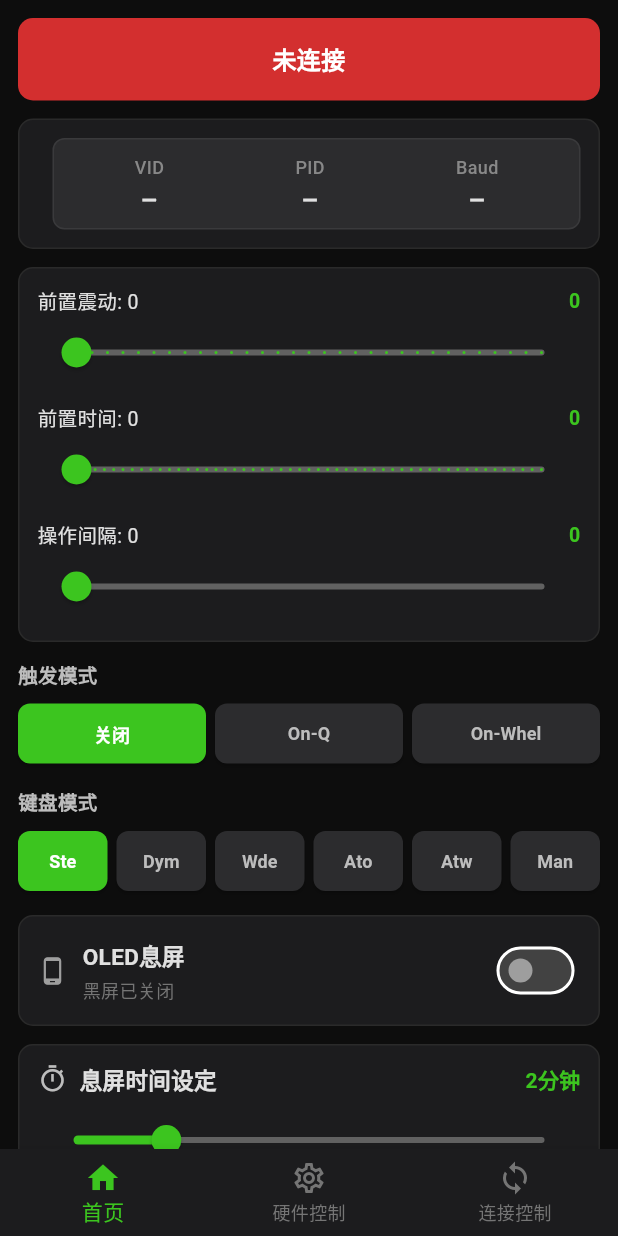
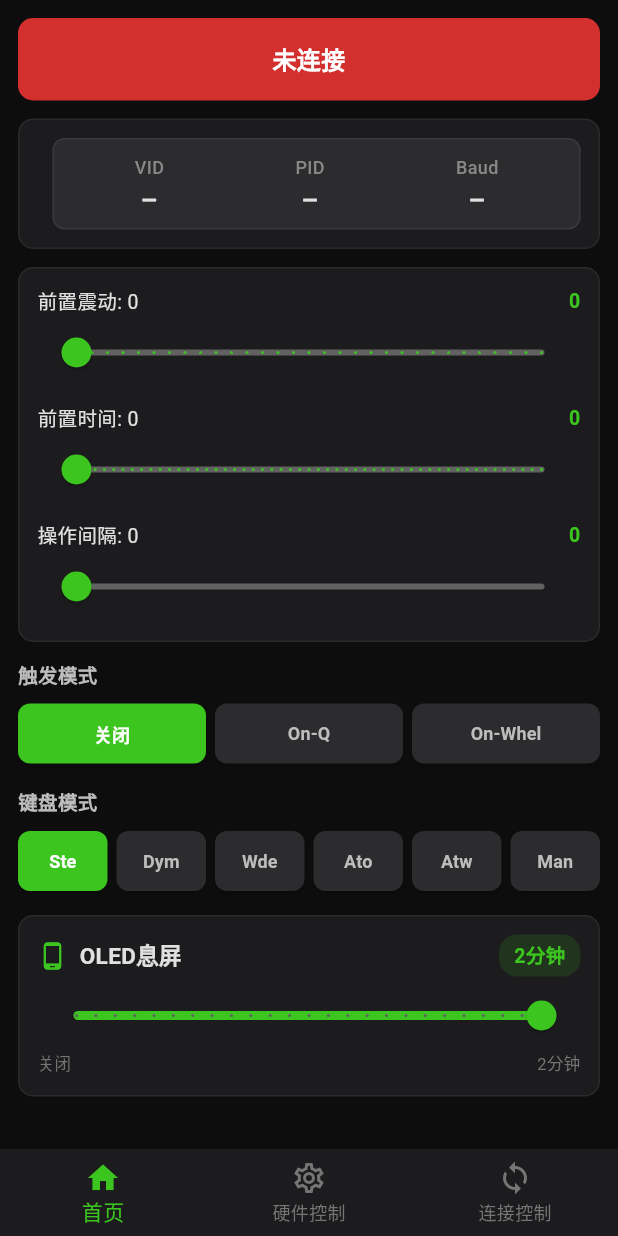
Before and after one commit to tobycroft/flutter_tuuzkb, a Flutter app: the screen it shows after launch, on a phone screen of 412 x 824 dp. Run offline on Flutter 3.47's test engine with Material 3 defaults, Android fonts, the phone set to English and light mode, and no system bars; our stand-ins replace shared_preferences, wakelock_plus.

Commit message:
refactor: OLED息屏开关与时间设定合并为统一滑块控件
- 范围0-120秒，步进5秒，0=关闭/＞0=开启
- setBlackScreenDelay自动管理oledBlackScreen开关状态
- loadBlackScreenDelay支持0作为有效值
- 移除独立的_OledBlackScreenToggle组件，界面更紧凑

```diff
--- a/lib/pages/home_page.dart
+++ b/lib/pages/home_page.dart
@@ -153,16 +153,7 @@ class _HomePageState extends State<HomePage> {
               ),
               const SizedBox(height: 12),
 
-              // OLED black screen toggle
-              _OledBlackScreenToggle(
-                isEnabled: ws.oledBlackScreen,
-                onToggle: (v) {
-                  ws.oledBlackScreen = v;
-                },
-              ),
-              const SizedBox(height: 12),
-
-              // Black screen delay slider
+              // OLED black screen unified control
               _BlackScreenDelaySlider(
                 delaySeconds: ws.blackScreenDelaySeconds,
                 onChanged: (v) {
@@ -655,78 +646,13 @@ class _ModeButton extends StatelessWidget {
   }
 }
 
-class _OledBlackScreenToggle extends StatelessWidget {
-  final bool isEnabled;
-  final Function(bool) onToggle;
-
-  const _OledBlackScreenToggle({
-    required this.isEnabled,
-    required this.onToggle,
-  });
-
-  @override
-  Widget build(BuildContext context) {
-    return Container(
-      padding: EdgeInsets.all(12),
-      decoration: BoxDecoration(
-        color: Color(0xFF1C1C1E),
-        border: Border.all(color: Color(0xFF2A2A2A)),
-        borderRadius: BorderRadius.circular(10),
-      ),
-      child: Row(
-        mainAxisAlignment: MainAxisAlignment.spaceBetween,
-        children: [
-          Row(
-            children: [
-              Icon(
-                Icons.phone_android,
-                color: isEnabled ? Color(0xFF3CC51F) : Colors.grey[500],
-                size: 20,
-              ),
-              SizedBox(width: 10),
-              Column(
-                crossAxisAlignment: CrossAxisAlignment.start,
-                children: [
-                  Text(
-                    'OLED息屏',
-                    style: TextStyle(
-                      color: Colors.grey[300],
-                      fontSize: 15,
-                      fontWeight: FontWeight.w600,
-                    ),
-                  ),
-                  SizedBox(height: 2),
-                  Text(
-                    isEnabled ? '黑屏已开启' : '黑屏已关闭',
-                    style: TextStyle(
-                      color: isEnabled ? Color(0xFF3CC51F) : Colors.grey[600],
-                      fontSize: 12,
-                    ),
-                  ),
-                ],
-              ),
-            ],
-          ),
-          Switch(
-            value: isEnabled,
-            onChanged: onToggle,
-            activeColor: Color(0xFF3CC51F),
-            activeTrackColor: Color(0xFF3CC51F).withValues(alpha: 0.3),
-            inactiveThumbColor: Colors.grey[500],
-            inactiveTrackColor: Colors.grey[800],
-          ),
-        ],
-      ),
-    );
-  }
-}
-
 class _BlackScreenDelaySlider extends StatelessWidget {
   final int delaySeconds;
   final Function(int) onChanged;
 
-  static const int _minSeconds = 5;
-  static const int _maxSeconds = 600;
+  static const int _minSeconds = 0;
+  static const int _maxSeconds = 120;
+  static const int _step = 5;
 
   const _BlackScreenDelaySlider({
     required this.delaySeconds,
@@ -734,6 +660,7 @@ class _BlackScreenDelaySlider extends StatelessWidget {
   });
 
   String _formatDuration(int totalSeconds) {
+    if (totalSeconds == 0) return '关闭';
     if (totalSeconds < 60) {
       return '${totalSeconds}秒';
     }
@@ -747,6 +674,7 @@ class _BlackScreenDelaySlider extends StatelessWidget {
 
   @override
   Widget build(BuildContext context) {
+    final isEnabled = delaySeconds > 0;
     return Container(
       padding: const EdgeInsets.all(12),
       decoration: BoxDecoration(
@@ -763,13 +691,14 @@ class _BlackScreenDelaySlider extends StatelessWidget {
               Row(
                 children: [
                   Icon(
-                    Icons.timer_outlined,
-                    color: Colors.grey[400],
+                    Icons.phone_android,
+                    color:
+                        isEnabled ? const Color(0xFF3CC51F) : Colors.grey[500],
                     size: 20,
                   ),
                   const SizedBox(width: 8),
                   Text(
-                    '息屏时间设定',
+                    'OLED息屏',
                     style: TextStyle(
                       color: Colors.grey[300],
                       fontSize: 15,
@@ -778,24 +707,35 @@ class _BlackScreenDelaySlider extends StatelessWidget {
                   ),
                 ],
               ),
-              Text(
-                _formatDuration(delaySeconds),
-                style: const TextStyle(
-                  color: Color(0xFF3CC51F),
-                  fontSize: 14,
-                  fontWeight: FontWeight.w700,
+              Container(
+                padding:
+                    const EdgeInsets.symmetric(horizontal: 10, vertical: 4),
+                decoration: BoxDecoration(
+                  color: isEnabled
+                      ? const Color(0xFF3CC51F).withValues(alpha: 0.15)
+                      : Colors.grey[800],
+                  borderRadius: BorderRadius.circular(12),
+                ),
+                child: Text(
+                  _formatDuration(delaySeconds),
+                  style: TextStyle(
+                    color:
+                        isEnabled ? const Color(0xFF3CC51F) : Colors.grey[500],
+                    fontSize: 13,
+                    fontWeight: FontWeight.w700,
+                  ),
                 ),
               ),
             ],
           ),
-          const SizedBox(height: 6),
+          const SizedBox(height: 2),
           Slider(
             value: delaySeconds.toDouble(),
             min: _minSeconds.toDouble(),
             max: _maxSeconds.toDouble(),
             activeColor: const Color(0xFF3CC51F),
             inactiveColor: Colors.grey[700],
-            divisions: (_maxSeconds - _minSeconds) ~/ 5,
+            divisions: (_maxSeconds - _minSeconds) ~/ _step,
             label: _formatDuration(delaySeconds),
             onChanged: (v) => onChanged(v.round()),
           ),
@@ -803,14 +743,14 @@ class _BlackScreenDelaySlider extends StatelessWidget {
             mainAxisAlignment: MainAxisAlignment.spaceBetween,
             children: [
               Text(
-                '5秒',
+                '关闭',
                 style: TextStyle(
                   color: Colors.grey[600],
                   fontSize: 11,
                 ),
               ),
               Text(
-                '10分钟',
+                '2分钟',
                 style: TextStyle(
                   color: Colors.grey[600],
                   fontSize: 11,
--- a/lib/store/ws.dart
+++ b/lib/store/ws.dart
@@ -278,19 +278,23 @@ class WsStore {
 
   Future<void> setBlackScreenDelay(int seconds) async {
     _blackScreenDelaySeconds = seconds;
+    _oledBlackScreen = seconds > 0;
+    _cancelBlackScreenTimer();
+    _isScreenBlack = false;
+    if (_oledBlackScreen) {
+      _startBlackScreenTimer();
+    }
     final prefs = await SharedPreferences.getInstance();
     await prefs.setInt('black_screen_delay', seconds);
-    if (_oledBlackScreen && !_isScreenBlack) {
-      _startBlackScreenTimer();
-    }
     _notifyListeners();
   }
 
   Future<void> loadBlackScreenDelay() async {
     final prefs = await SharedPreferences.getInstance();
     final saved = prefs.getInt('black_screen_delay');
-    if (saved != null && saved >= 5 && saved <= 600) {
+    if (saved != null && saved >= 0 && saved <= 120) {
       _blackScreenDelaySeconds = saved;
+      _oledBlackScreen = saved > 0;
     }
   }
 
```
